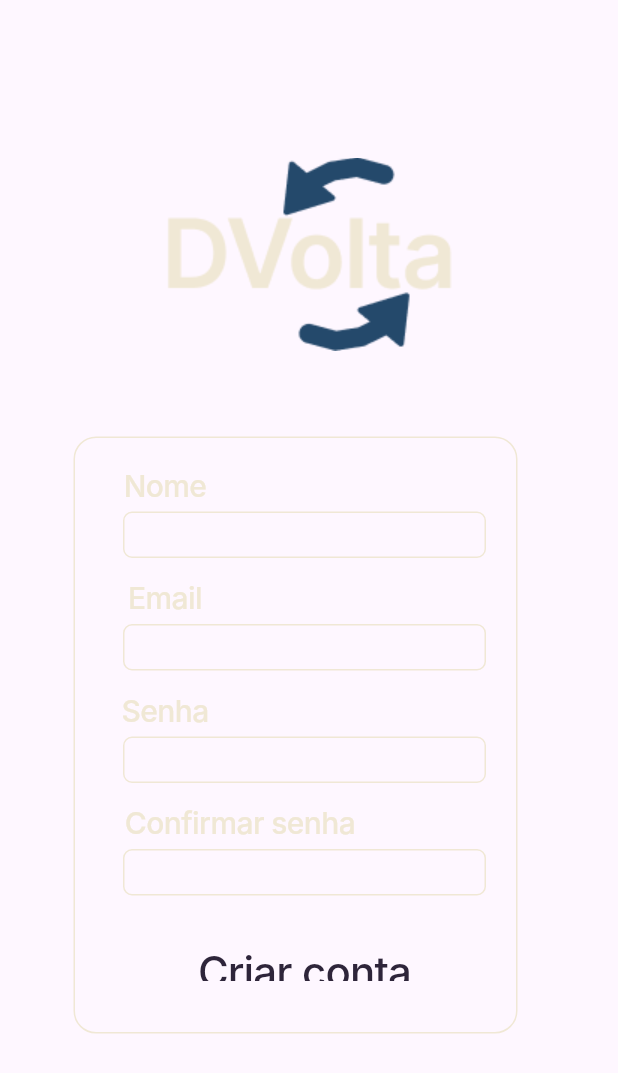
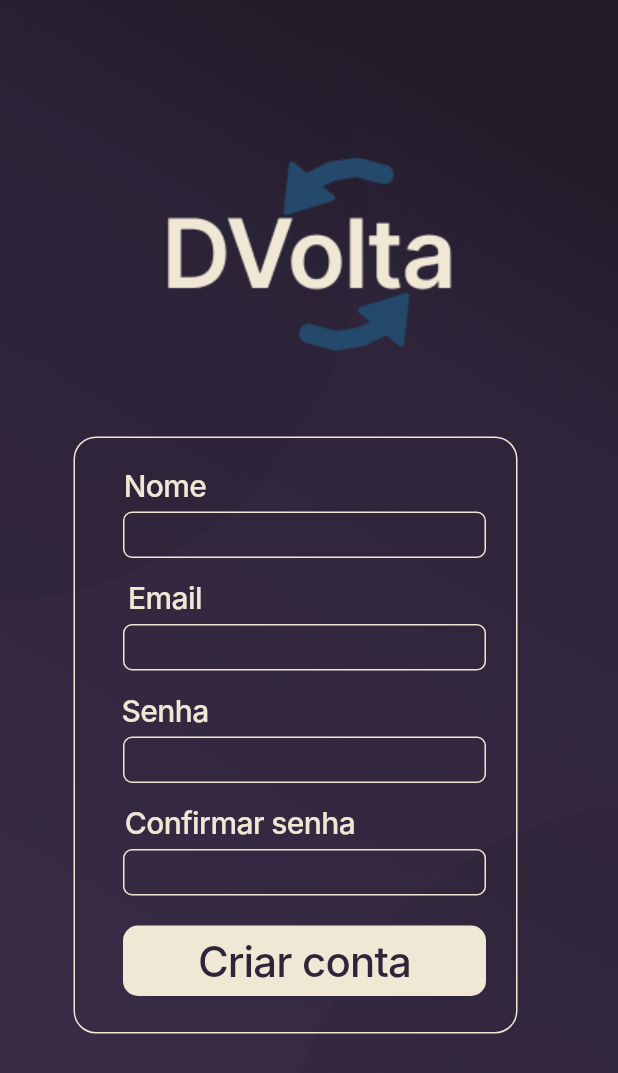
Before and after one commit to YuriAlbuquerque2/Sistema-DVolta, a Flutter app: the screen it shows after launch, after a tap on "Criar conta", on a phone screen of 412 x 824 dp. Shown: the top 1073 px of the screen. Run offline on Flutter 3.47's test engine with Material 3 defaults, Android fonts, the phone set to English and light mode, and no system bars; Roboto replaces fonts that are missing (Inter).

Commit message:
Fundo e botão da tela de cadastro funcionando

```diff
--- a/lib/paginas/login/cadastro/cadastro.dart
+++ b/lib/paginas/login/cadastro/cadastro.dart
@@ -1,4 +1,6 @@
 import 'package:flutter/material.dart';
+
+import 'package:sistema_dvolta/paginas/criar_post/post.dart';
 
 class Tela2Cadastro extends StatefulWidget {
   const Tela2Cadastro({super.key});
@@ -14,13 +16,14 @@ class _Tela2Cadastro extends State<Tela2Cadastro> {
       home: Container (
           width: double.infinity,
                   height: double.infinity,
-                  decoration: BoxDecoration(
+                  decoration: const BoxDecoration(
                     image: DecorationImage(
                       image: AssetImage('lib/ui/imagens/Fundo.png'),
                       fit:BoxFit.cover,
                     ),
                   ),
         child: Scaffold(
+          backgroundColor: Colors.transparent,
           body: SingleChildScrollView(
             child: Column(
               children: [
@@ -51,7 +54,7 @@ class _Tela2Cadastro extends State<Tela2Cadastro> {
                     shape: RoundedRectangleBorder(
                       side: BorderSide(
                         width: 1,
-                        color: Color.fromARGB(255, 240, 232, 213),
+                        color: const Color(0xFFF0E8D5),
                       ),
                       borderRadius: BorderRadius.circular(15),
                     ),
@@ -239,21 +242,54 @@ class _Tela2Cadastro extends State<Tela2Cadastro> {
                 ),
               ),
               Positioned(
-                left: 131,
-                top: 628,
+                left: 82,
+                top: 617,
+                // child: SizedBox(
+                //   width: 144,
+                //   height: 26,
+                //   child: Text(
+                //     'Criar conta',
+                //     textAlign: TextAlign.center,
+                //     style: TextStyle(
+                //       color: const Color(0xFF2E253A),
+                //       fontSize: 28,
+                //       fontFamily: 'Inter',
+                //       fontWeight: FontWeight.w500,
+                //       height: 1.40,
+                //       letterSpacing: -0.56,
+                //     ),
+                //   ),
+                // ),
+                child: Material(
+                  color: const Color(0xFFF0E8D5),
+                  shape: RoundedRectangleBorder(
+                      borderRadius: BorderRadius.circular(10),
+                      ),
+                  child: InkWell(
+                    onTap: () {
+                      Navigator.push(
+                        context,
+                        MaterialPageRoute(builder: (context) => Post()),
+                      );
+                    },
+                    highlightColor: Colors.transparent,
                      child: SizedBox(
-                  width: 144,
-                  height: 26,
+                       width: 242,
+                       height: 47,
+                      child: Center(
                       child: Text(
                         'Criar conta',
                         textAlign: TextAlign.center,
                         style: TextStyle(
-                      color: const Color(0xFF2E253A),
+                          color: const Color.fromARGB(255, 46, 37, 58),
                           fontSize: 28,
                           fontFamily: 'Inter',
                           fontWeight: FontWeight.w500,
                           height: 1.40,
                           letterSpacing: -0.56,
+                        ),
+                      ),
+                    ),
                     ),
                   ),
                 ),
```
Lines whose indentation alone changed are shown as unchanged.
